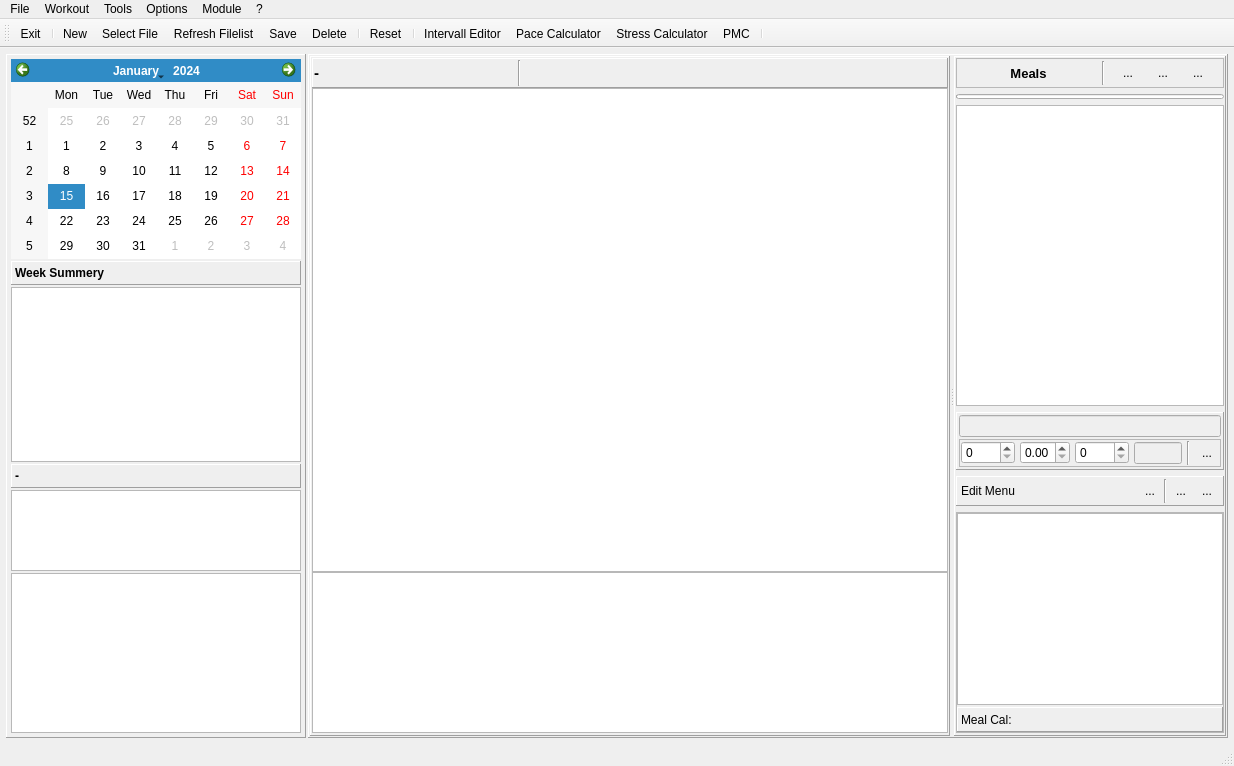
Above: mainwindow.ui from Tria-Andy/WorkoutEditor before the change. Below: the same form after it.
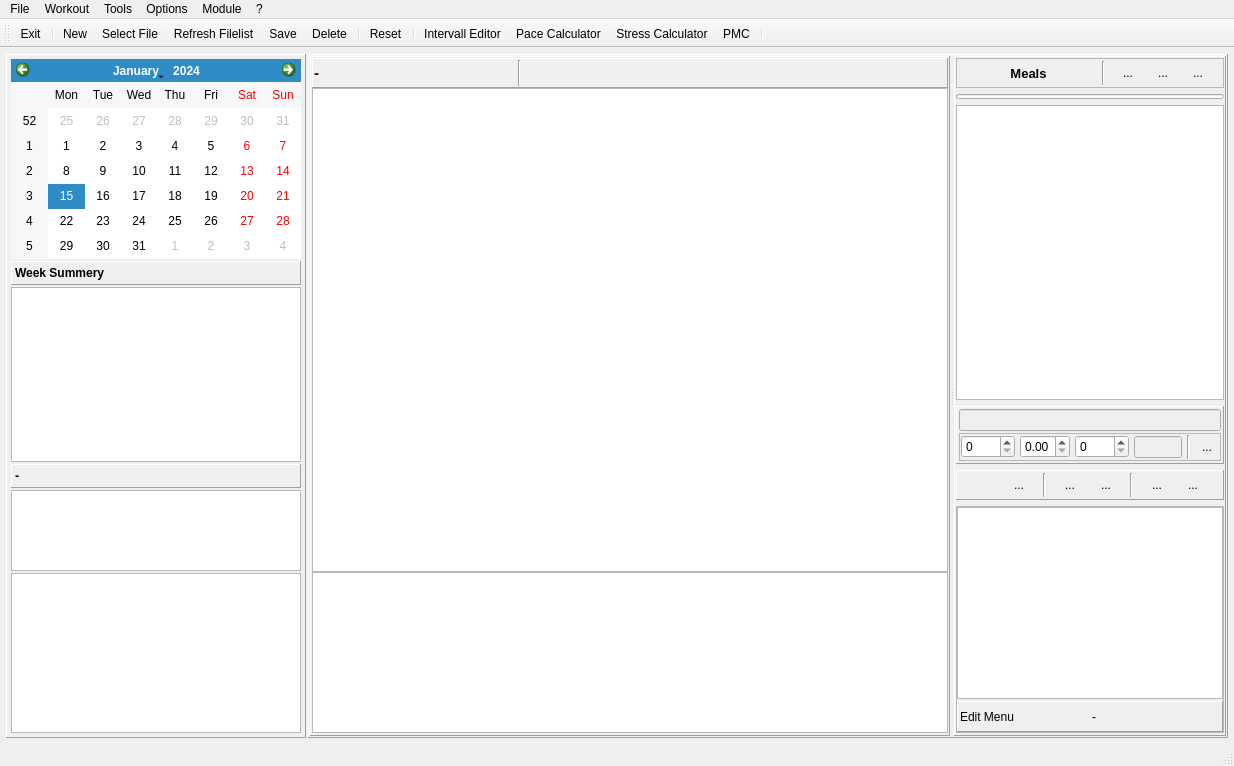
That is the form after the change. The open tabs and pages were chosen to show the change. Icons and pictures are not drawn. Custom widgets are drawn as their Qt base class.

Commit message: add copy menu

```diff
--- a/mainwindow.ui
+++ b/mainwindow.ui
@@ -2491,13 +2491,6 @@
                   <property name="bottomMargin">
                    <number>2</number>
                   </property>
-                  <item>
-                   <widget class="QLabel" name="label_menuEdit">
-                    <property name="text">
-                     <string>Edit Menu</string>
-                    </property>
-                   </widget>
-                  </item>
                   <item>
                    <widget class="QToolButton" name="toolButton_menuEdit">
                     <property name="minimumSize">
@@ -2566,6 +2559,77 @@
                     </property>
                    </widget>
                   </item>
+                  <item>
+                   <widget class="QToolButton" name="toolButton_menuCopy">
+                    <property name="minimumSize">
+                     <size>
+                      <width>24</width>
+                      <height>24</height>
+                     </size>
+                    </property>
+                    <property name="maximumSize">
+                     <size>
+                      <width>24</width>
+                      <height>24</height>
+                     </size>
+                    </property>
+                    <property name="text">
+                     <string>...</string>
+                    </property>
+                    <property name="icon">
+                     <iconset resource="resources.qrc">
+                      <normaloff>:/images/icons/Copy.png</normaloff>:/images/icons/Copy.png</iconset>
+                    </property>
+                    <property name="iconSize">
+                     <size>
+                      <width>18</width>
+                      <height>18</height>
+                     </size>
+                    </property>
+                    <property name="autoRaise">
+                     <bool>true</bool>
+                    </property>
+                   </widget>
+                  </item>
+                  <item>
+                   <widget class="QToolButton" name="toolButton_menuPaste">
+                    <property name="minimumSize">
+                     <size>
+                      <width>24</width>
+                      <height>24</height>
+                     </size>
+                    </property>
+                    <property name="maximumSize">
+                     <size>
+                      <width>24</width>
+                      <height>24</height>
+                     </size>
+                    </property>
+                    <property name="text">
+                     <string>...</string>
+                    </property>
+                    <property name="icon">
+                     <iconset resource="resources.qrc">
+                      <normaloff>:/images/icons/Paste.png</normaloff>:/images/icons/Paste.png</iconset>
+                    </property>
+                    <property name="iconSize">
+                     <size>
+                      <width>18</width>
+                      <height>18</height>
+                     </size>
+                    </property>
+                    <property name="autoRaise">
+                     <bool>true</bool>
+                    </property>
+                   </widget>
+                  </item>
+                  <item>
+                   <widget class="Line" name="line_19">
+                    <property name="orientation">
+                     <enum>Qt::Vertical</enum>
+                    </property>
+                   </widget>
+                  </item>
                   <item>
                    <widget class="QToolButton" name="toolButton_foodUp">
                     <property name="minimumSize">
@@ -2676,22 +2740,56 @@
                    </widget>
                   </item>
                   <item>
-                   <widget class="QLabel" name="label_menuCal">
-                    <property name="minimumSize">
-                     <size>
-                      <width>0</width>
-                      <height>25</height>
-                     </size>
-                    </property>
+                   <widget class="QFrame" name="frame_7">
                     <property name="frameShape">
                      <enum>QFrame::Panel</enum>
                     </property>
                     <property name="frameShadow">
                      <enum>QFrame::Raised</enum>
                     </property>
-                    <property name="text">
-                     <string>Meal Cal:</string>
-                    </property>
+                    <layout class="QHBoxLayout" name="horizontalLayout_16">
+                     <property name="spacing">
+                      <number>4</number>
+                     </property>
+                     <property name="leftMargin">
+                      <number>2</number>
+                     </property>
+                     <property name="topMargin">
+                      <number>2</number>
+                     </property>
+                     <property name="rightMargin">
+                      <number>2</number>
+                     </property>
+                     <property name="bottomMargin">
+                      <number>2</number>
+                     </property>
+                     <item>
+                      <widget class="QLabel" name="label_menuEdit">
+                       <property name="text">
+                        <string>Edit Menu</string>
+                       </property>
+                      </widget>
+                     </item>
+                     <item>
+                      <widget class="QLabel" name="label_menuCal">
+                       <property name="minimumSize">
+                        <size>
+                         <width>0</width>
+                         <height>25</height>
+                        </size>
+                       </property>
+                       <property name="frameShape">
+                        <enum>QFrame::NoFrame</enum>
+                       </property>
+                       <property name="frameShadow">
+                        <enum>QFrame::Plain</enum>
+                       </property>
+                       <property name="text">
+                        <string>-</string>
+                       </property>
+                      </widget>
+                     </item>
+                    </layout>
                    </widget>
                   </item>
                  </layout>
```
The commit also changes 3 other files.
